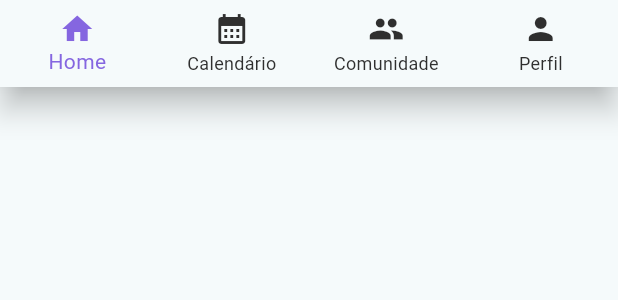
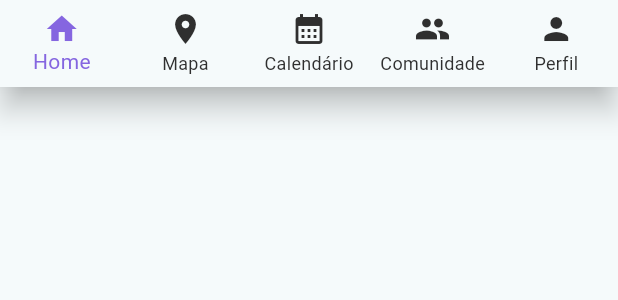
Before and after one commit to Denils0n/EloMae, a Flutter app: the Navigationbar widget shown alone on an empty page, opened directly, on a phone screen of 412 x 824 dp. Shown: the top 300 px of the screen. Run offline on Flutter 3.47's test engine with Material 3 defaults, Android fonts, the phone set to English and light mode, and no system bars; our stand-ins replace cloud_firestore, firebase_auth, firebase_core, firebase_storage, flutter_svg, go_router and 1 more; missing offline and left inert: lucid_validation; accounts and stored records are empty.

Commit message:
feat(community): adicionar mapa em navigationbar

```diff
--- a/lib/app/views/widgets/navigationbar.dart
+++ b/lib/app/views/widgets/navigationbar.dart
@@ -11,22 +11,14 @@ class Navigationbar extends StatelessWidget {
     return BottomNavigationBar(
       type: BottomNavigationBarType.fixed,
       items: const [
-        BottomNavigationBarItem(
-          icon: Icon(Icons.home),
-          label: 'Home'
-        ),
+        BottomNavigationBarItem(icon: Icon(Icons.home), label: 'Home'),
+        BottomNavigationBarItem(icon: Icon(Icons.location_on), label: 'Mapa'),
         BottomNavigationBarItem(
           icon: Icon(Icons.calendar_month),
           label: 'Calendário',
         ),
-        BottomNavigationBarItem(
-          icon: Icon(Icons.people),
-          label: 'Comunidade'
-        ),
-        BottomNavigationBarItem(
-          icon: Icon(Icons.person),
-          label: 'Perfil'
-        ),
+        BottomNavigationBarItem(icon: Icon(Icons.people), label: 'Comunidade'),
+        BottomNavigationBarItem(icon: Icon(Icons.person), label: 'Perfil'),
       ],
       currentIndex: currentIndex,
       selectedItemColor: Color(0xFF8566E0),
@@ -39,13 +31,16 @@ class Navigationbar extends StatelessWidget {
             context.go('/home');
             break;
           case 1:
-            context.go('/');
+            context.go('/mapa');
             break;
           case 2:
+            context.go('/calendar');
+            break;
+          case 3:
             context.go('/community');
             break;
-          case 3:
-            context.go('/');
+          case 4:
+            context.go('/profile');
             break;
         }
       },
```
